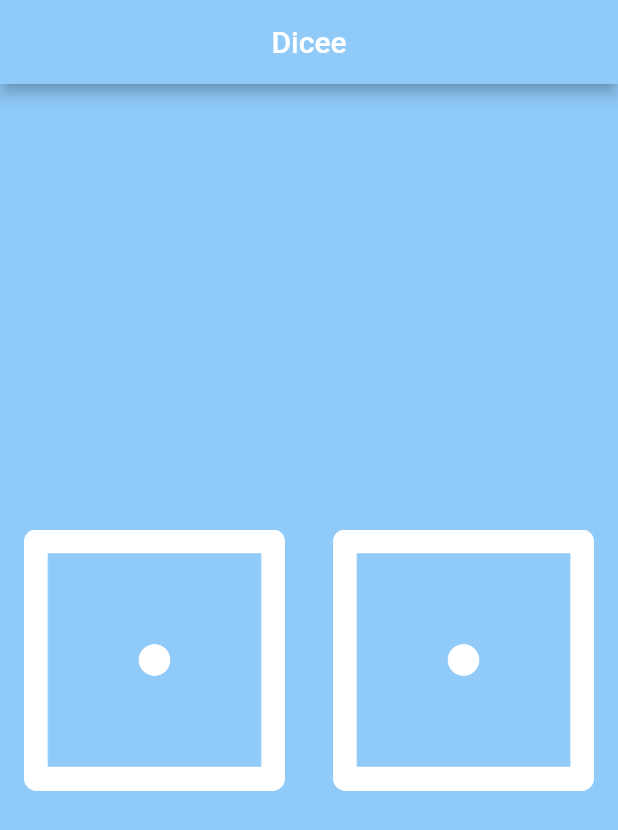
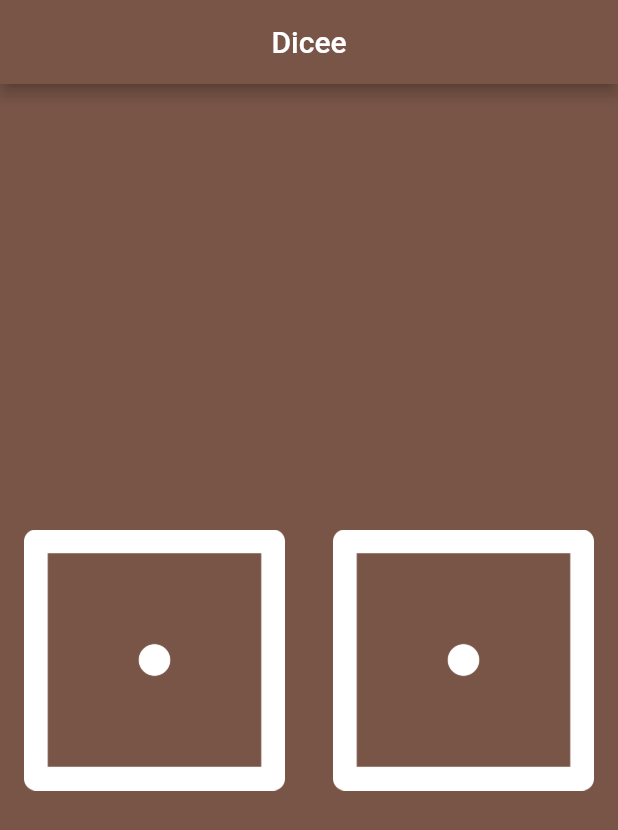
Before and after one commit to dbilly1/Ludo_dice, a Flutter app: the screen it shows after launch, on a phone screen of 412 x 824 dp. Shown: the top 830 px of the screen. Run offline on Flutter 3.47's test engine with Material 2 defaults, Android fonts, the phone set to English and light mode, and no system bars.

```diff
--- a/lib/main.dart
+++ b/lib/main.dart
@@ -5,10 +5,10 @@ void main() {
     MaterialApp(
       debugShowCheckedModeBanner: false,
       home: Scaffold(
-        backgroundColor: Colors.blue[200],
+        backgroundColor: Colors.brown,
         appBar: AppBar(
           title: Center(child: Text('Dicee')),
-          backgroundColor: Colors.blue[200],
+          backgroundColor: Colors.brown,
         ),
         body: DicePage(),
       ),
@@ -16,7 +16,14 @@ void main() {
   );
 }
 
-class DicePage extends StatelessWidget {
+class DicePage extends StatefulWidget {
+  @override
+  _DicePageState createState() => _DicePageState();
+}
+
+class _DicePageState extends State<DicePage> {
+  var leftDiceVariable = 1;
+
   @override
   Widget build(BuildContext context) {
     return Center(
@@ -25,9 +32,11 @@ class DicePage extends StatelessWidget {
           Expanded(
             child: MaterialButton(
               onPressed: () {
-                print('Left dice has been clicked');
+                setState(() {
+                  leftDiceVariable = 3;
+                });
               },
-              child: Image.asset('images/dice1.png'),
+              child: Image.asset('images/dice$leftDiceVariable.png'),
             ),
           ),
           Expanded(
```
